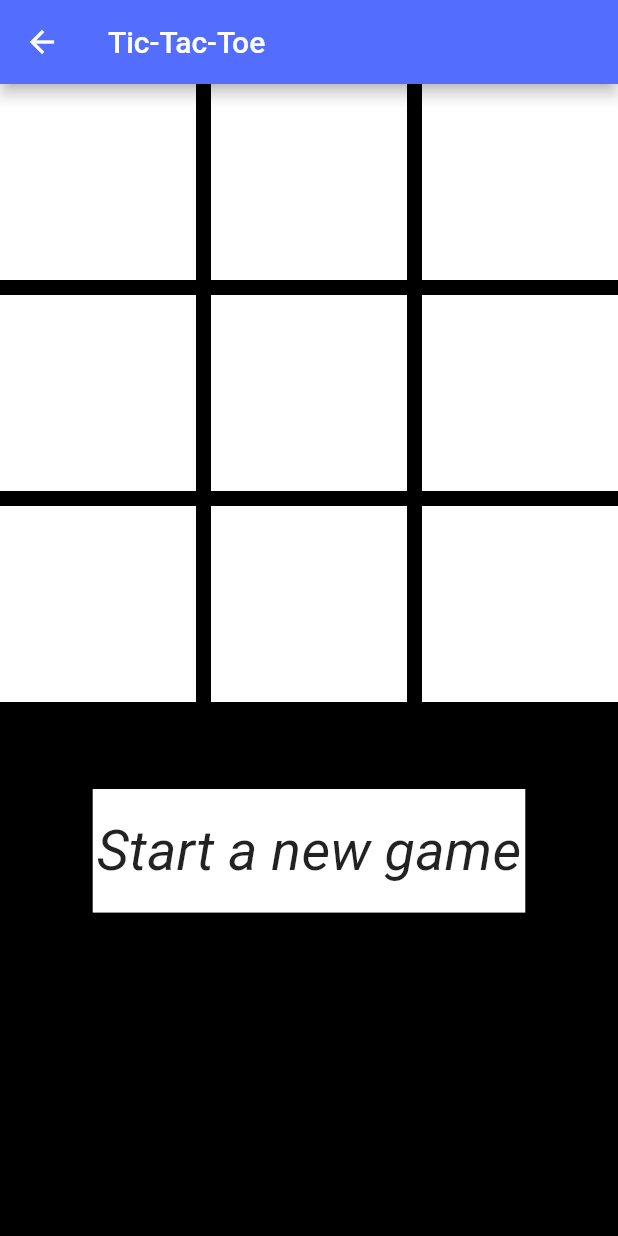
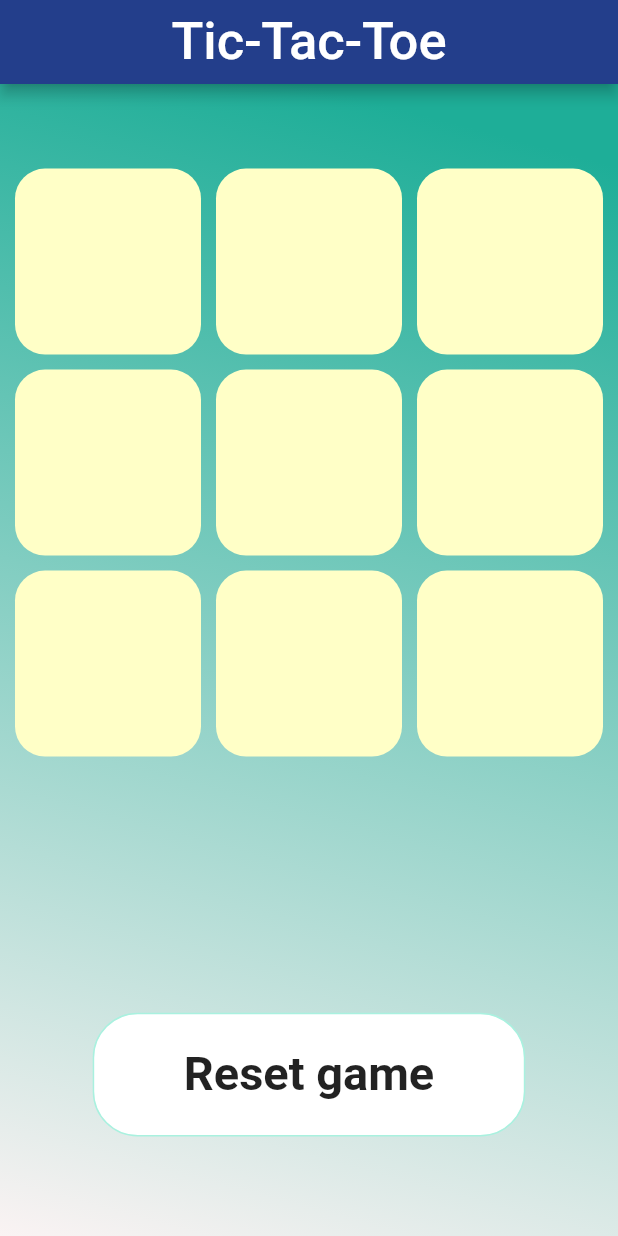
Before and after one commit to abhiramlenkalapally/Tic-Tac-Toe, a Flutter app: the Game screen opened directly, on a phone screen of 412 x 824 dp. Run offline on Flutter 3.47's test engine with Material 2 defaults, Android fonts, the phone set to English and light mode, and no system bars; our stand-ins replace google_fonts.

Commit message:
Final Commit

```diff
--- a/lib/game.dart
+++ b/lib/game.dart
@@ -1,5 +1,5 @@
 import 'package:flutter/material.dart';
-import 'package:tictactoe/main.dart';
+import 'package:google_fonts/google_fonts.dart';
 
 class Game extends StatefulWidget {
   @override
@@ -12,6 +12,7 @@ class _GameState extends State<Game> {
   List<int> o = [];
   int count = 0;
   bool visibility = true;
+  String k = "";
 
   String result() {
     if ((x.contains(0) & x.contains(1) & x.contains(2)) |
@@ -21,10 +22,11 @@ class _GameState extends State<Game> {
         (x.contains(2) & x.contains(5) & x.contains(8)) |
         (x.contains(1) & x.contains(7) & x.contains(4)) |
         (x.contains(0) & x.contains(4) & x.contains(8)) |
-        (x.contains(6) & x.contains(2) & x.contains(6))) {
+        (x.contains(2) & x.contains(4) & x.contains(6))) {
       visibility = false;
+      k = "X won";
 
-      return "X WON";
+      return k;
     } else if ((o.contains(0) & o.contains(1) & o.contains(2)) |
         (o.contains(3) & o.contains(4) & o.contains(5)) |
         (o.contains(6) & o.contains(7) & o.contains(8)) |
@@ -32,16 +34,20 @@ class _GameState extends State<Game> {
         (o.contains(2) & o.contains(5) & o.contains(8)) |
         (o.contains(1) & o.contains(7) & o.contains(4)) |
         (o.contains(0) & o.contains(4) & o.contains(8)) |
-        (o.contains(6) & o.contains(2) & o.contains(6))) {
+        (o.contains(2) & o.contains(4) & o.contains(6))) {
       visibility = false;
+      k = "O WON";
 
-      return "O WON";
+      return k;
     } else if (count == 9) {
       visibility = false;
+      k = "DRAW";
 
-      return "DRAW";
+      return k;
     } else {
-      return "";
+      visibility = true;
+      k = "";
+      return k;
     }
   }
 
@@ -54,20 +60,36 @@ class _GameState extends State<Game> {
 
     return Scaffold(
       appBar: AppBar(
-        backgroundColor: Colors.indigoAccent,
-        title: Text("Tic-Tac-Toe"),
-        leading: GestureDetector(
-            onTap: () => Navigator.push(
-                context, MaterialPageRoute(builder: (context) => HomePage())),
-            child: Icon(Icons.arrow_back)),
+        backgroundColor: Color(0xff233e8b),
+        centerTitle: true,
+        title: Text(
+          "Tic-Tac-Toe",
+          style: GoogleFonts.badScript(
+              textStyle: TextStyle(
+            fontSize: 35,
+          )),
+        ),
       ),
       body: Container(
-        color: Colors.black,
+        decoration: BoxDecoration(
+          gradient: LinearGradient(
+            begin: Alignment.topCenter,
+            end: Alignment.bottomLeft,
+            colors: [
+              Color(0xff1eae98),
+              Color(0xfffaf3f3),
+            ],
+          ),
+        ),
         child: Center(
           child: Column(
+            mainAxisAlignment: MainAxisAlignment.spaceEvenly,
             children: [
               Visibility(
                 visible: visibility,
+                child: Center(
+                  child: Padding(
+                    padding: const EdgeInsets.only(left: 10, right: 10),
                     child: GridView.builder(
                       shrinkWrap: true,
                       itemCount: 9,
@@ -82,8 +104,9 @@ class _GameState extends State<Game> {
                           onTap: () {
                             setState(
                               () {
+                                if (x.contains(index) | o.contains(index)) {
+                                } else {
                                   count++;
-                            print(index);
                                   if (_tap) {
                                     _values[index] = "X";
                                     x.add(index);
@@ -93,51 +116,71 @@ class _GameState extends State<Game> {
                                     o.add(index);
                                     _tap = true;
                                   }
+                                }
                               },
                             );
                           },
                           child: Container(
-                        color: Colors.white,
+                            decoration: BoxDecoration(
+                              color: Color(0xffffffc7),
+                              borderRadius: BorderRadius.circular(20),
+                            ),
                             child: Center(
-                          child: Text(
-                            _values[index],
-                            style: TextStyle(fontSize: height * 0.16),
-                          ),
+                              child: Text(_values[index],
+                                  style: GoogleFonts.badScript(
+                                    textStyle: TextStyle(
+                                        fontSize: height * 0.1,
+                                        fontWeight: FontWeight.bold),
+                                  )),
                             ),
                           ),
                         );
                       },
                     ),
                   ),
+                ),
+              ),
               Container(
                 child: Center(
-                  child: Text(
-                    result(),
-                    style: TextStyle(
+                  child: Text(result(),
+                      style: GoogleFonts.badScript(
+                        textStyle: TextStyle(
                           fontSize: height * 0.05,
-                      fontStyle: FontStyle.italic,
-                      color: Colors.white,
+                          color: Colors.black,
+                          fontWeight: FontWeight.bold,
                         ),
-                  ),
+                      )),
                 ),
               ),
               GestureDetector(
-                onTap: () => Navigator.push(
-                    context, MaterialPageRoute(builder: (context) => Game())),
+                onTap: () {
+                  setState(() {
+                    _values = ["", "", "", "", "", "", "", "", ""];
+                    x = [];
+                    o = [];
+                    _tap = true;
+                    visibility = true;
+                    k = "";
+                    count = 0;
+                  });
+                },
                 child: Padding(
                   padding: EdgeInsets.all(10),
                   child: Container(
+                    decoration: BoxDecoration(
+                      border: Border.all(color: Color(0xffa9f1df)),
+                      borderRadius: BorderRadius.circular(30),
                       color: Colors.white,
+                    ),
                     height: height * 0.1,
                     width: width * 0.7,
                     child: Center(
-                      child: Text(
-                        "Start a new game",
-                        style: TextStyle(
-                          fontSize: height * 0.045,
-                          fontStyle: FontStyle.italic,
-                        ),
-                      ),
+                      child: Text("Reset game",
+                          style: GoogleFonts.badScript(
+                            textStyle: TextStyle(
+                                fontSize: height * 0.038,
+                                fontWeight: FontWeight.bold),
+                          )),
                     ),
                   ),
                 ),
--- a/pubspec.yaml
+++ b/pubspec.yaml
@@ -28,6 +28,7 @@ dependencies:
   # The following adds the Cupertino Icons font to your application.
   # Use with the CupertinoIcons class for iOS style icons.
   cupertino_icons: ^1.0.2
+  google_fonts:
 
 dev_dependencies:
   flutter_test:
```
Also changed, not shown: lib/main.dart (+1 -42 lines), pubspec.lock. Lines whose indentation alone changed are shown as unchanged.
